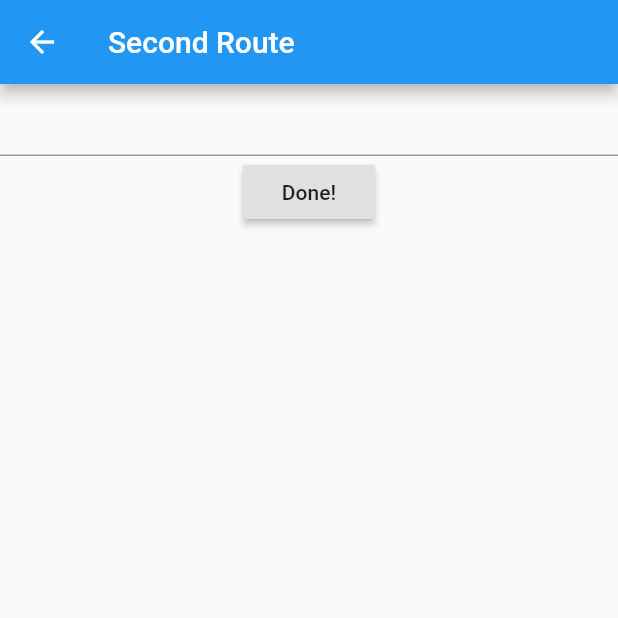
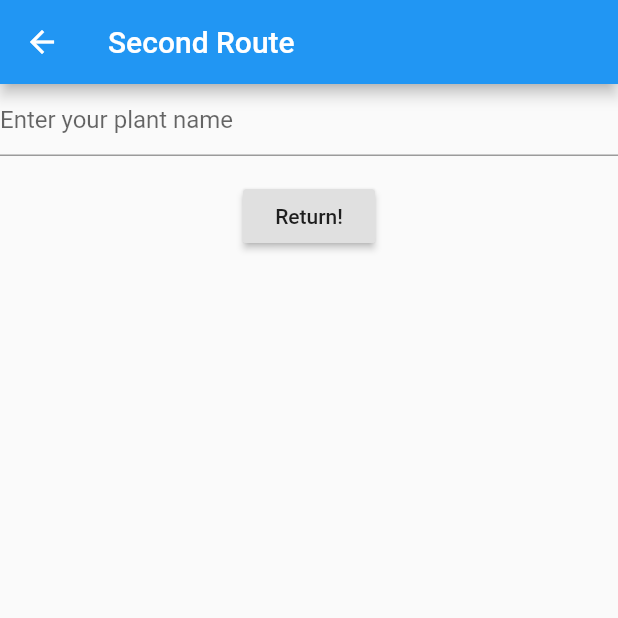
Before and after one commit to eyfb/plants, a Flutter app: the screen it shows after launch, after a tap on "New plant!", on a phone screen of 412 x 824 dp, the top half of it. Run offline on Flutter 3.47's test engine with Material 2 defaults, Android fonts, the phone set to English and light mode, and no system bars; our stand-ins replace shared_preferences, weather.

Commit message:
Added padding to return button.

```diff
--- a/lib/main.dart
+++ b/lib/main.dart
@@ -83,6 +83,7 @@ class _MyHomePageState extends State<MyHomePage> {
     // The Flutter framework has been optimized to make rerunning build methods
     // fast, so that you can just rebuild anything that needs updating rather
     // than having to individually change instances of widgets.
+    var widget2 = widget;
     return Scaffold(
       // think of as function passed in appBar and body -> scaffold is class, returning value directly
       appBar: AppBar(
@@ -90,7 +91,7 @@ class _MyHomePageState extends State<MyHomePage> {
         backgroundColor: Colors.red,
         // Here we take the value from the MyHomePage object that was created by
         // the App.build method, and use it to set our appbar title.
-        title: Text(widget.title),
+        title: Text(widget2.title),
       ),
       drawer: Drawer(
           child: ListView(padding: EdgeInsets.zero, children: <Widget>[
@@ -195,6 +196,15 @@ class _SecondRouteState extends State<SecondRoute> {
         child: Column(
           children: <Widget>[
             TextField(
+              decoration: const InputDecoration(
+                hintText: 'Enter your plant name',
+              ),
+              // validator: (value) {
+              //   if(value.isEmpty) {
+              //     return 'Please enter some text to name your plant!';
+              //   }
+              //   return null;
+              // }
               controller: _controller,
               onSubmitted: (String value) async {
                 await showDialog<void>(
@@ -214,15 +224,38 @@ class _SecondRouteState extends State<SecondRoute> {
                     );
                   },
                 );
-              },
+              }, //onSubmitted
             ),
-            RaisedButton(
-              onPressed: () {
-                // Navigate back to first route when tapped.
-                Navigator.pop(context);
-              },
-              child: Text('Done!'),
+            Padding(
+              padding: const EdgeInsets.symmetric(vertical: 16.0),
+              child: RaisedButton(
+                onPressed: () {
+                  // Navigate back to first route when tapped.
+                  Navigator.pop(context);
+                },
+                child: Text('Return!'),
+              ),
+
+              // RaisedButton(
+              //   onPressed: () {
+              //     // Validate will return true if the form is valid, or false if
+              //     // the form is invalid.
+              //     if (_formKey.currentState.validate()) {
+              //       // Process data.
+              //       // Navigate back to first route when tapped.
+              //       Navigator.pop(context);
+              //     }
+              //   },
+              //   child: Text('Submit'),
+              // ),
             ),
+            // RaisedButton(
+            //   onPressed: () {
+            //     // Navigate back to first route when tapped.
+            //     Navigator.pop(context);
+            //   },
+            //   child: Text('Return'),
+            // ),
           ],
         ),
       ),
```
